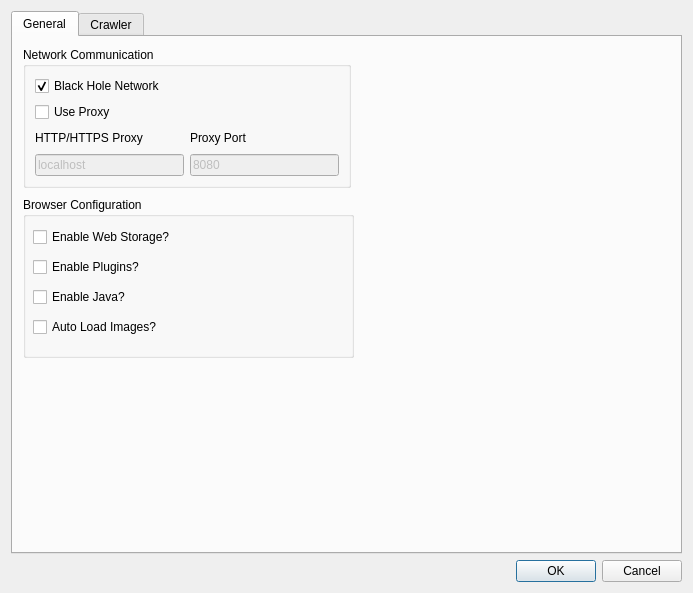
Above: ui/ConfigDialog.ui from Averroes/raft before the change. Below: the same form after it.
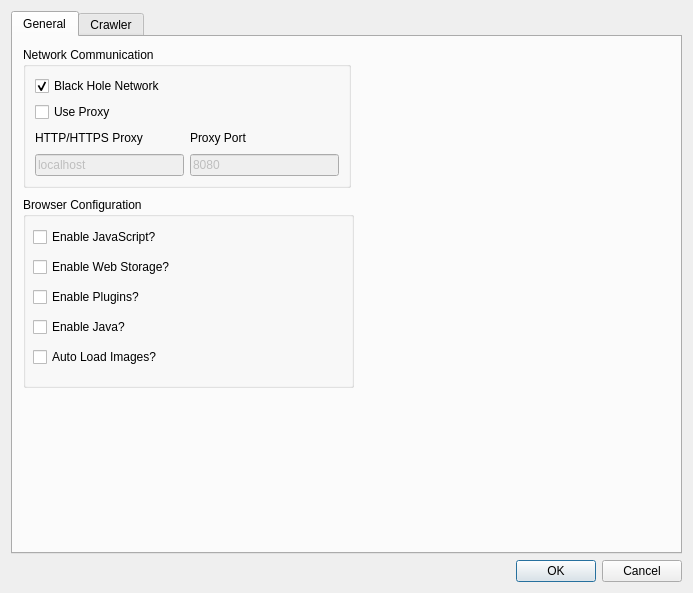
That is the form after the change.

Commit message: support disabling of JavaScript in browser instances

```diff
--- a/ui/ConfigDialog.ui
+++ b/ui/ConfigDialog.ui
@@ -101,7 +101,7 @@
          <x>10</x>
          <y>160</y>
          <width>331</width>
-         <height>161</height>
+         <height>191</height>
         </rect>
        </property>
        <property name="title">
@@ -111,7 +111,7 @@
         <property name="geometry">
          <rect>
           <x>10</x>
-          <y>120</y>
+          <y>150</y>
           <width>181</width>
           <height>20</height>
          </rect>
@@ -124,7 +124,7 @@
         <property name="geometry">
          <rect>
           <x>10</x>
-          <y>60</y>
+          <y>90</y>
           <width>191</width>
           <height>20</height>
          </rect>
@@ -137,7 +137,7 @@
         <property name="geometry">
          <rect>
           <x>10</x>
-          <y>90</y>
+          <y>120</y>
           <width>151</width>
           <height>20</height>
          </rect>
@@ -150,7 +150,7 @@
         <property name="geometry">
          <rect>
           <x>10</x>
-          <y>30</y>
+          <y>60</y>
           <width>181</width>
           <height>20</height>
          </rect>
@@ -159,6 +159,19 @@
          <string>Enable Web Storage?</string>
         </property>
        </widget>
+       <widget class="QCheckBox" name="browserEnableJavaScriptCheckBox">
+        <property name="geometry">
+         <rect>
+          <x>10</x>
+          <y>30</y>
+          <width>181</width>
+          <height>20</height>
+         </rect>
+        </property>
+        <property name="text">
+         <string>Enable JavaScript?</string>
+        </property>
+       </widget>
       </widget>
      </widget>
      <widget class="QWidget" name="configCrawlerTab">
```
The commit also changes 4 other files.
